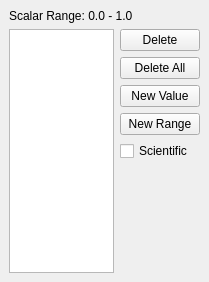
The window that Qt/Components/Resources/UI/pqSampleScalarWidget.ui (wildmichael/ParaView3-enhancements-old) describes before a commit, drawn with Qt 5.
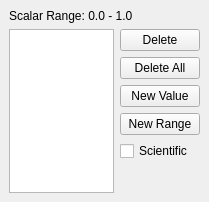
The same window after the commit.

```diff
--- a/Qt/Components/Resources/UI/pqSampleScalarWidget.ui
+++ b/Qt/Components/Resources/UI/pqSampleScalarWidget.ui
@@ -9,7 +9,7 @@
     <x>0</x>
     <y>0</y>
     <width>209</width>
-    <height>282</height>
+    <height>202</height>
    </rect>
   </property>
   <property name="windowTitle" >
```
Left out of the diff: 4 changed lines with no effect on the pictures.
